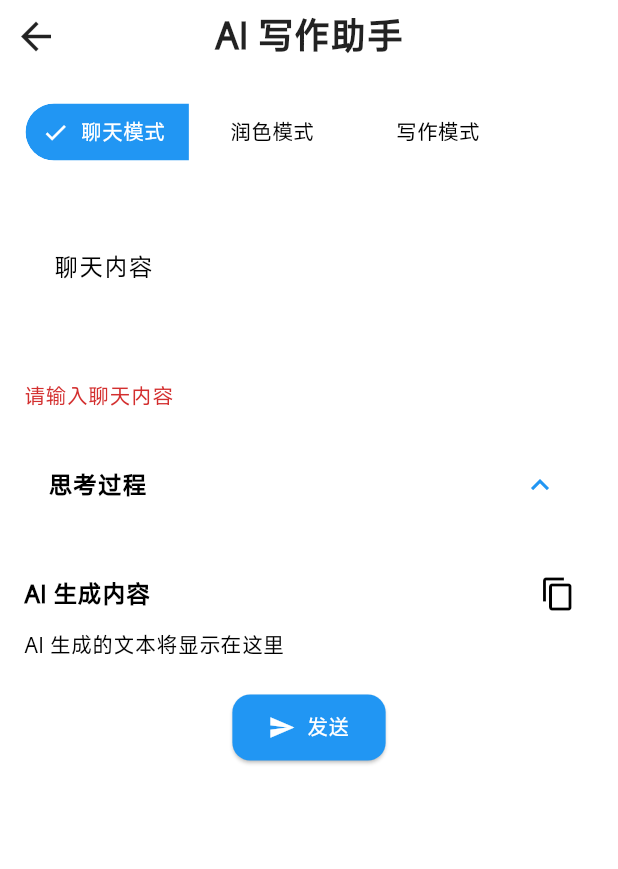
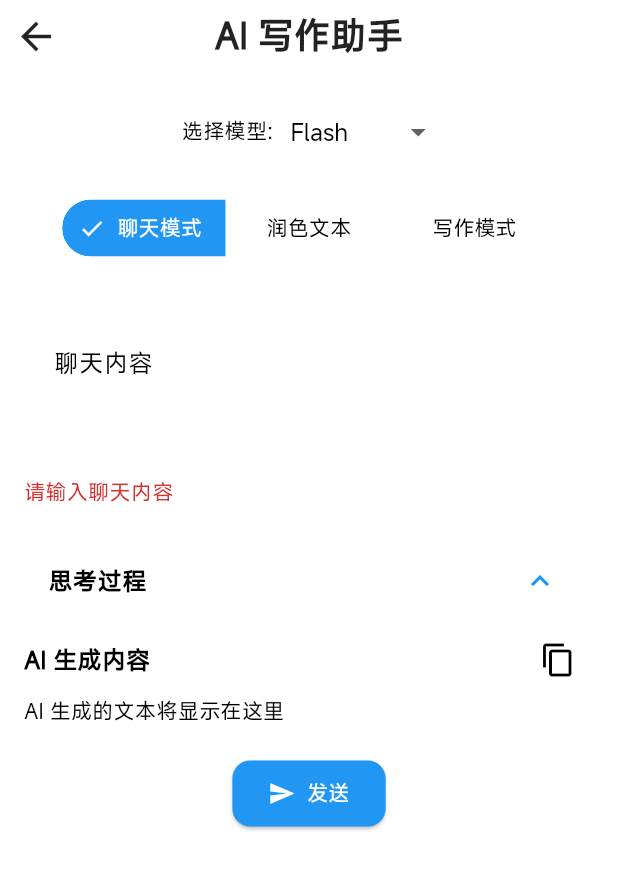
Before and after one commit to ycccccccy/qgzb, a Flutter app: the AIAssistedWritingScreen screen opened directly, after a tap on "发送", on a phone screen of 412 x 824 dp. Shown: the top 869 px of the screen. Run offline on Flutter 3.47's test engine with Material 3 defaults, Android fonts, the phone set to English and light mode, and no system bars; drawn by our look-alikes of flutter_markdown; our stand-ins replace image_picker, shared_preferences, supabase_flutter; accounts and stored records are empty.

Commit message:
ai部分修正

```diff
--- a/lib/ai_assisted_writing_screen.dart
+++ b/lib/ai_assisted_writing_screen.dart
@@ -9,18 +9,20 @@ import 'package:flutter/services.dart';
 enum AiAssistanceMode {
   generate,
   polish,
-  write, // 添加写作模式
+  write,
 }
 
-// 修改后的 AIAssistedWritingScreen 代码，使其可以接收初始文本和模式
 class AIAssistedWritingScreen extends StatefulWidget {
   final String? initialText;
   final AiAssistanceMode mode;
 
-  const AIAssistedWritingScreen({Key? key, this.initialText, this.mode = AiAssistanceMode.generate}) : super(key: key);
+  const AIAssistedWritingScreen(
+      {Key? key, this.initialText, this.mode = AiAssistanceMode.generate})
+      : super(key: key);
 
   @override
-  _AIAssistedWritingScreenState createState() => _AIAssistedWritingScreenState();
+  _AIAssistedWritingScreenState createState() =>
+      _AIAssistedWritingScreenState();
 }
 
 class _AIAssistedWritingScreenState extends State<AIAssistedWritingScreen> {
@@ -30,34 +32,61 @@ class _AIAssistedWritingScreenState extends State<AIAssistedWritingScreen> {
   String _generatedReasoningText = '';
   String? _errorMessage;
   bool _isExpanded = true;
-  AiAssistanceMode _selectedMode = AiAssistanceMode.generate; // 默认模式
+  AiAssistanceMode _selectedMode = AiAssistanceMode.generate;
 
-  // !!! 替换成你自己的 API Key !!!
-  final String apiKey = "sk-fseyemmlpiggdhjoqhsztbvinavjrjhyhmrqsoghbtkwaxhp";
+  bool _thinkingStarted = false;
+  String _accumulatedReasoning = '';
+
+  DateTime? _reasoningStartTime;
+  DateTime? _reasoningEndTime;
+  String _thinkingDurationString = '';
+  Timer? _thinkingTimer;
+
+  final String apiKey =
+      "sk-fseyemmlpiggdhjoqhsztbvinavjrjhyhmrqsoghbtkwaxhp"; // 示例 API Key
   final String apiUrl = "https://api.siliconflow.cn/v1/chat/completions";
+  // 模型选择相关变量
+  String _selectedModel = "deepseek-ai/DeepSeek-R1-Distill-Qwen-7B";
+  final List<Map<String, String>> _availableModels = [
+    {"id": "deepseek-ai/DeepSeek-R1-Distill-Qwen-7B", "name": "Flash"},
+    {"id": "deepseek-ai/DeepSeek-R1-Distill-Llama-8B", "name": "Advanced"},
+  ];
 
   @override
   void initState() {
     super.initState();
-    _selectedMode = AiAssistanceMode.generate; // 默认选择聊天模式
+    _selectedMode = AiAssistanceMode.generate;
     if (widget.initialText != null && widget.initialText!.isNotEmpty) {
       _promptController.text = widget.initialText!;
-      _selectedMode = AiAssistanceMode.polish; // 如果有初始文本，默认选择润色模式
+      _selectedMode = AiAssistanceMode.polish;
     }
+    _thinkingStarted = false;
+    _accumulatedReasoning = '';
+    _reasoningStartTime = null;
+    _reasoningEndTime = null;
+    _thinkingDurationString = '';
+    _thinkingTimer = null;
   }
 
   @override
   void dispose() {
     _promptController.dispose();
+    _thinkingTimer?.cancel();
     super.dispose();
   }
-
       Future<void> _generateText(AiAssistanceMode mode) async {
+    // ... (之前的代码保持不变)
       setState(() {
       _isLoading = true;
       _generatedContentText = '';
       _generatedReasoningText = '';
       _errorMessage = null;
+      _thinkingStarted = false; // Reset thinking state
+      _accumulatedReasoning = ''; // Reset accumulated reasoning
+      _reasoningStartTime = null; // 重置思考开始时间
+      _reasoningEndTime = null;   // 重置思考结束时间
+      _thinkingDurationString = ''; // 重置思考时长字符串
+      _thinkingTimer = null; // 重置 Timer
     });
 
     final prompt = _promptController.text.trim();
@@ -99,24 +128,23 @@ class _AIAssistedWritingScreenState extends State<AIAssistedWritingScreen> {
           'Content-Type': 'application/json',
         })
         ..body = jsonEncode({
-          "model": "deepseek-ai/DeepSeek-R1-Distill-Llama-8B",
+          "model": _selectedModel, // 使用选择的模型
           "messages": [
             {"role": "user", "content": aiPrompt}
           ],
           "stream": true,
-          "max_tokens": 8192,
-          "temperature": 1.4,
+          "max_tokens": 16384,
+          "temperature": 1.0,
           "top_p": 0.7,
-          "top_k": 50,
-          "frequency_penalty": 0.5,
+          "top_k": 15,
+          "frequency_penalty": 0.1 ,
           "n": 1,
           "response_format": {"type": "text"},
         });
-
+      // ... 其余部分保持不变
        final streamedResponse = await http.Client().send(request);
 
       if (streamedResponse.statusCode == 200) {
-        String accumulatedJsonString = '';
 
         final transformer = StreamTransformer<List<int>, String>.fromBind((stream) async* {
           await for (final chunk in stream) {
@@ -137,30 +165,54 @@ class _AIAssistedWritingScreenState extends State<AIAssistedWritingScreen> {
               return;
             }
 
-            accumulatedJsonString += jsonStr;
-
             try {
-              final responseJson = jsonDecode(accumulatedJsonString);
+              final responseJson = jsonDecode(jsonStr);
               if (responseJson['choices'] != null && responseJson['choices'].isNotEmpty) {
                 final delta = responseJson['choices'][0]['delta'];
                 final contentChunk = delta['content'];
+                final reasoningChunk = delta['reasoning_content'];
+
+                if (reasoningChunk != null) {
+                  // 启动计时器，如果还没有启动
+                  if (_reasoningStartTime == null) {
+                    _reasoningStartTime = DateTime.now();
+                    // 启动 Timer，每秒更新一次思考时长
+                    _thinkingTimer = Timer.periodic(const Duration(seconds: 1), (timer) {
+                      if (_reasoningStartTime != null && _reasoningEndTime == null) {
+                        Duration duration = DateTime.now().difference(_reasoningStartTime!);
+                        int seconds = duration.inSeconds;
+                        setState(() { // 使用 setState 触发 UI 刷新
+                          _thinkingDurationString = ' (已深度思考 ${seconds} 秒)';
+                        });
+                      }
+                    });
+                  }
+                  setState(() {
+                    _generatedReasoningText += reasoningChunk;
+                  });
+                }
 
                 if (contentChunk != null) {
+                  // 停止计时器并计算最终时长，如果计时器已经启动
+                  if (_thinkingTimer != null && _reasoningEndTime == null) {
+                    _reasoningEndTime = DateTime.now();
+                    _thinkingTimer!.cancel(); // 停止 Timer
+                    Duration duration = _reasoningEndTime!.difference(_reasoningStartTime!);
+                    int seconds = duration.inSeconds;
+                    _thinkingDurationString = ' (已深度思考 ${seconds} 秒)';
+                  }
                   setState(() {
-                    _generatedContentText = contentChunk;
+                    _generatedContentText += contentChunk;
                   });
                 }
               }
 
-              accumulatedJsonString = '';
-
             } catch (e) {
-              print("JSON 解析错误: $e, 数据: $accumulatedJsonString");
+              print("JSON 解析错误: $e, 数据: $jsonStr");
               setState(() {
                 _isLoading = false;
                 _errorMessage = "AI 响应JSON解析错误";
               });
-
             }
           }
         });
@@ -186,7 +238,6 @@ class _AIAssistedWritingScreenState extends State<AIAssistedWritingScreen> {
       }
     }
   }
-
     @override
   Widget build(BuildContext context) {
     final isMobile = MediaQuery.of(context).size.width < 600;
@@ -209,7 +260,6 @@ class _AIAssistedWritingScreenState extends State<AIAssistedWritingScreen> {
         promptHintText = '请输入你希望 AI 帮你写的内容提示';
     }
 
-
     return Scaffold(
       backgroundColor: theme.colorScheme.surface,
       appBar: PreferredSize(
@@ -226,9 +276,47 @@ class _AIAssistedWritingScreenState extends State<AIAssistedWritingScreen> {
           child: Column(
             crossAxisAlignment: CrossAxisAlignment.start,
             children: [
+              // 模型选择 (居中)
+              Center(
+                child: Row(
+                  mainAxisAlignment: MainAxisAlignment.center,
+                  children: [
+                    const Text(
+                      "选择模型: ",
+                    ),
+                    const SizedBox(width: 8),
+                    DropdownButton<String>(
+                      value: _selectedModel,
+                      onChanged: (String? newValue) {
+                        setState(() {
+                          _selectedModel = newValue!;
+                        });
+                      },
+                      isExpanded: false,
+                      underline: Container(),
+                      items: _availableModels
+                          .map<DropdownMenuItem<String>>(
+                              (Map<String, String> model) {
+                        return DropdownMenuItem<String>(
+                          value: model["id"]!,
+                          child: Text(model["name"]!),
+                        );
+                      }).toList(),
+                    ),
+                  ],
+                ),
+              ),
 
-              // 模式选择器
-              SegmentedButton<AiAssistanceMode>(
+              const SizedBox(height: 16),
+
+              // 模式选择 (横向充满，内容居中)
+SizedBox(
+    width: double.infinity,
+    child: IntrinsicWidth(
+      child: Align(
+        alignment: Alignment.center,
+        child: SegmentedButton<AiAssistanceMode>(
+          // ... (SegmentedButton 的内容)
           segments: const <ButtonSegment<AiAssistanceMode>>[
             ButtonSegment<AiAssistanceMode>(
               value: AiAssistanceMode.generate,
@@ -236,7 +324,7 @@ class _AIAssistedWritingScreenState extends State<AIAssistedWritingScreen> {
             ),
             ButtonSegment<AiAssistanceMode>(
               value: AiAssistanceMode.polish,
-                    label: Text('润色模式'),
+              label: Text('润色文本'),
             ),
             ButtonSegment<AiAssistanceMode>(
               value: AiAssistanceMode.write,
@@ -250,9 +338,15 @@ class _AIAssistedWritingScreenState extends State<AIAssistedWritingScreen> {
             });
           },
         ),
+      ),
+    ),
+),
+
               const SizedBox(height: 10),
 
-              TextFormField(
+              // TextFormField (居中)
+              Center(
+                child: TextFormField(
                   controller: _promptController,
                   decoration: InputDecoration(
                     labelText: promptLabelText,
@@ -260,10 +354,13 @@ class _AIAssistedWritingScreenState extends State<AIAssistedWritingScreen> {
                     border: InputBorder.none,
                     filled: true,
                     fillColor: theme.colorScheme.surfaceContainerHighest,
-                  contentPadding: const EdgeInsets.symmetric(horizontal: 16, vertical: 12),
+                    contentPadding:
+                        const EdgeInsets.symmetric(horizontal: 16, vertical: 12),
                   ),
                   maxLines: 3,
                 ),
+              ),
+
               const SizedBox(height: 10),
 
               if (_errorMessage != null)
@@ -278,18 +375,25 @@ class _AIAssistedWritingScreenState extends State<AIAssistedWritingScreen> {
 
               // 思考过程
               ExpansionTile(
-                title: const Text("思考过程", style: TextStyle(fontWeight: FontWeight.bold)),
+                title: Text("思考过程${_thinkingDurationString}", // 动态拼接思考时长字符串
+                    style: const TextStyle(fontWeight: FontWeight.bold)),
                 initiallyExpanded: _isExpanded,
                 children: [
                   Padding(
                     padding: const EdgeInsets.symmetric(horizontal: 16.0),
-                    child: Text(_generatedReasoningText, style: theme.textTheme.bodyMedium),
+                    child: MarkdownBody(
+                      // 使用 MarkdownBody
+                      data: _generatedReasoningText.replaceAll(
+                          RegExp(r'</?think>'), ''), // 去除标签 (虽然实际上已经没有这个标签了)
+                      styleSheet: MarkdownStyleSheet.fromTheme(Theme.of(context)),
+                    ),
                   ),
                 ],
               ),
 
               // 修改：AI 最终的回答放在文本框里面，可以选择复制
-              Column( // Wrap with a Column to control layout
+              Column(
+                // Wrap with a Column to control layout
                 crossAxisAlignment: CrossAxisAlignment.stretch,
                 children: [
                   Row(
@@ -297,7 +401,8 @@ class _AIAssistedWritingScreenState extends State<AIAssistedWritingScreen> {
                     children: [
                       Text(
                         'AI 生成内容',
-                        style: TextStyle(fontWeight: FontWeight.bold, fontSize: 16),
+                        style:
+                            TextStyle(fontWeight: FontWeight.bold, fontSize: 16),
                       ),
                       IconButton(
                         onPressed: () {
@@ -308,17 +413,17 @@ class _AIAssistedWritingScreenState extends State<AIAssistedWritingScreen> {
                       ),
                     ],
                   ),
-                   SelectableText(
-                     _generatedContentText.isNotEmpty
+                  // 使用 MarkdownBody 渲染 AI 生成的内容
+                  MarkdownBody(
+                    data: _generatedContentText.isNotEmpty
                         ? _generatedContentText
                         : "AI 生成的文本将显示在这里",
-                     style: theme.textTheme.bodyMedium,
+                    styleSheet: MarkdownStyleSheet.fromTheme(Theme.of(context)),
+                    selectable: true, // 允许选择文本
                   )
                 ],
               ),
-
               const SizedBox(height: 20),
-
               // 发送按钮
               Align(
                 alignment: Alignment.center,
@@ -331,11 +436,14 @@ class _AIAssistedWritingScreenState extends State<AIAssistedWritingScreen> {
                           child: CircularProgressIndicator(color: Colors.white),
                         )
                       : const Icon(Icons.send, color: Colors.white),
-                  label: const Text('发送', style: TextStyle(color: Colors.white)),
+                  label:
+                      const Text('发送', style: TextStyle(color: Colors.white)),
                   style: ElevatedButton.styleFrom(
                     backgroundColor: theme.colorScheme.primary,
-                    padding: const EdgeInsets.symmetric(vertical: 12, horizontal: 24),
-                    shape: RoundedRectangleBorder(borderRadius: BorderRadius.circular(12)),
+                    padding:
+                        const EdgeInsets.symmetric(vertical: 12, horizontal: 24),
+                    shape: RoundedRectangleBorder(
+                        borderRadius: BorderRadius.circular(12)),
                   ),
                 ),
               ),
```
Lines whose indentation alone changed are shown as unchanged.
